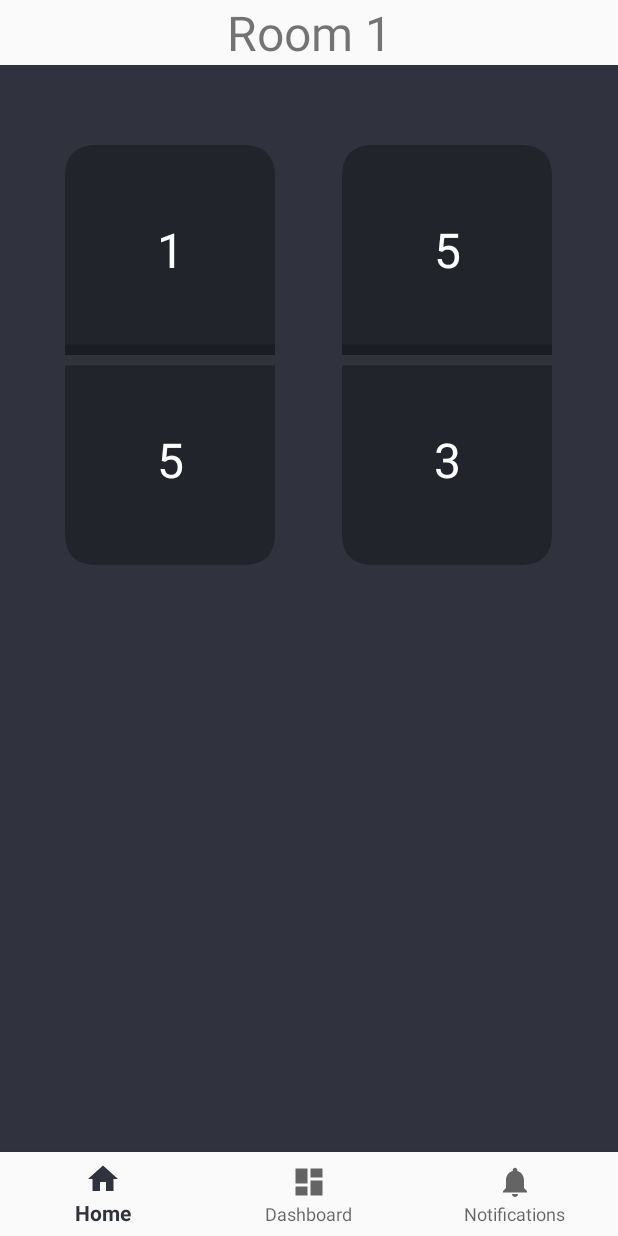
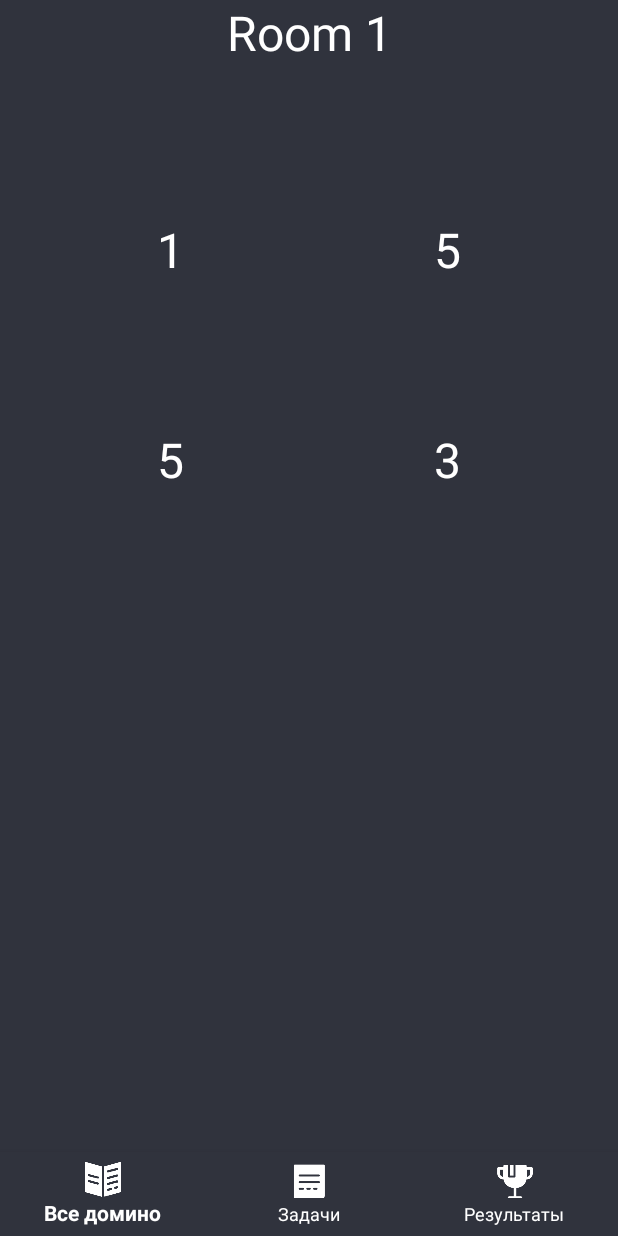
Before and after one commit to N18JAVAPROGRAMMING/Domino, an Android app: the GameActivity screen opened directly, with no data from a screen before it, on a phone screen of 412 x 824 dp. Run offline under Robolectric (Android 15) with nearby library versions, the phone set to English and light mode, and no system bars.

Commit message:
design v2

```diff
--- a/app/src/main/AndroidManifest.xml
+++ b/app/src/main/AndroidManifest.xml
@@ -9,7 +9,7 @@
         android:label="@string/app_name"
         android:roundIcon="@mipmap/ic_launcher_round"
         android:supportsRtl="true"
-        android:theme="@style/AppTheme"
+        android:theme="@style/AppTheme.DominoStyle"
         android:name=".MyApplication"
         tools:ignore="GoogleAppIndexingWarning">
         <activity android:name=".InActivity">
--- a/app/src/main/res/layout/activity_game.xml
+++ b/app/src/main/res/layout/activity_game.xml
@@ -30,6 +30,7 @@
         android:layout_width="match_parent"
         android:layout_height="wrap_content"
         android:background="?android:attr/windowBackground"
+        app:itemIconTint="#FFFFFF"
         app:layout_constraintBottom_toBottomOf="parent"
         app:layout_constraintEnd_toEndOf="parent"
         app:layout_constraintStart_toStartOf="parent"
--- a/app/src/main/res/layout/activity_in.xml
+++ b/app/src/main/res/layout/activity_in.xml
@@ -26,6 +26,7 @@
        android:layout_weight="40"
      >
        <Button
+           style="@style/AppTheme.DominoStyle.Button"
        android:layout_width="wrap_content"
        android:layout_height="wrap_content"
        android:text="+ add account"
--- a/app/src/main/res/layout/activity_main.xml
+++ b/app/src/main/res/layout/activity_main.xml
@@ -31,6 +31,8 @@
         app:layout_constraintBottom_toBottomOf="parent"
         app:layout_constraintLeft_toLeftOf="parent"
         app:layout_constraintRight_toRightOf="parent"
-        app:menu="@menu/main_navigation" />
+        app:menu="@menu/main_navigation"
+        app:itemIconTint="#FFFFFF"
+        />
 
 </android.support.constraint.ConstraintLayout>
--- a/app/src/main/res/layout/fragment_auth.xml
+++ b/app/src/main/res/layout/fragment_auth.xml
@@ -37,6 +37,7 @@
         android:hint="password"/>
 
     <Button
+        style="@style/AppTheme.DominoStyle.Button"
         android:layout_width="wrap_content"
         android:layout_height="wrap_content"
         android:layout_below="@+id/a_password"
--- a/app/src/main/res/layout/fragment_create_room.xml
+++ b/app/src/main/res/layout/fragment_create_room.xml
@@ -65,6 +65,7 @@
         android:layout_below="@+id/seek_bar"/>
 
     <Button
+        style="@style/AppTheme.DominoStyle.Button"
         android:layout_width="200dp"
         android:layout_height="50dp"
         android:layout_margin="10dp"
--- a/app/src/main/res/layout/fragment_page_with_problem.xml
+++ b/app/src/main/res/layout/fragment_page_with_problem.xml
@@ -56,6 +56,7 @@
                         app:layout_constraintRight_toLeftOf="@id/button_answer" />
 
                     <Button
+                        style="@style/AppTheme.DominoStyle.Button"
                         android:id="@+id/button_answer"
                         android:layout_width="wrap_content"
                         android:layout_height="wrap_content"
--- a/app/src/main/res/layout/fragment_page_with_two_dominos.xml
+++ b/app/src/main/res/layout/fragment_page_with_two_dominos.xml
@@ -37,6 +37,7 @@
 
 
             <TextView
+                style="@style/Empty"
                 android:textColor="#FFFFFF"
                 android:id="@+id/text11"
                 android:layout_width="match_parent"
@@ -49,6 +50,7 @@
 
 
             <TextView
+                style="@style/Empty"
                 android:textColor="#FFFFFF"
                 android:id="@+id/text12"
                 android:layout_width="match_parent"
@@ -77,6 +79,7 @@
             app:layout_constraintStart_toEndOf="@+id/center">
 
             <TextView
+                style="@style/Empty"
                 android:textColor="#FFFFFF"
                 android:id="@+id/text21"
                 android:layout_width="match_parent"
@@ -89,6 +92,7 @@
 
 
             <TextView
+                style="@style/Empty"
                 android:textColor="#FFFFFF"
                 android:id="@+id/text22"
                 android:layout_width="match_parent"
--- a/app/src/main/res/menu/game_navigation.xml
+++ b/app/src/main/res/menu/game_navigation.xml
@@ -3,17 +3,17 @@
 
     <item
         android:id="@+id/navigation_home"
-        android:icon="@drawable/ic_home_black_24dp"
-        android:title="@string/title_home" />
+        android:icon="@mipmap/domino_icon"
+        android:title="Все домино" />
 
     <item
         android:id="@+id/navigation_dashboard"
-        android:icon="@drawable/ic_dashboard_black_24dp"
-        android:title="@string/title_dashboard" />
+        android:icon="@mipmap/problem_icon"
+        android:title="Задачи" />
 
     <item
         android:id="@+id/navigation_notifications"
-        android:icon="@drawable/ic_notifications_black_24dp"
-        android:title="@string/title_notifications" />
+        android:icon="@mipmap/score_icon"
+        android:title="Результаты" />
 
 </menu>
--- a/app/src/main/res/values/styles.xml
+++ b/app/src/main/res/values/styles.xml
@@ -9,5 +9,15 @@
         <item name="windowNoTitle">true</item>
         <item name="android:windowFullscreen">true</item>
     </style>
+    <style name="AppTheme.DominoStyle">
+        <item name="android:background">@color/lightBlack</item>
+        <item name="android:textColor">#FFFFFF</item>
+    </style>
+
+    <style name="AppTheme.DominoStyle.Button">
+        <item name="android:background">@color/pink</item>
+    </style>
+
+    <style name="Empty" />
 
 </resources>
```
Also changed, not shown: app/src/main/res/menu/main_navigation.xml (+6 -6 lines), app/src/main/res/mipmap/domino_icon.png (added), app/src/main/res/mipmap/list_icon.png (added), app/src/main/res/mipmap/problem_icon.png (added), app/src/main/res/mipmap/probmem_icon2.png (added), app/src/main/res/mipmap/profile_icon.png (added), app/src/main/res/mipmap/score_icon.png (added).
